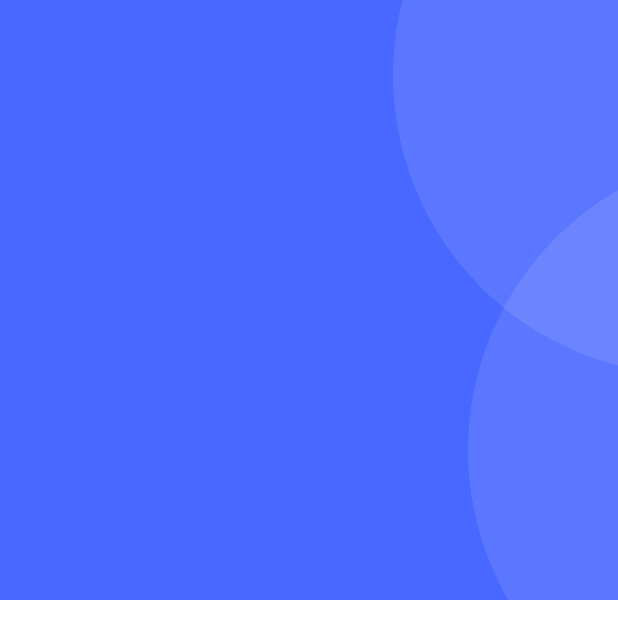
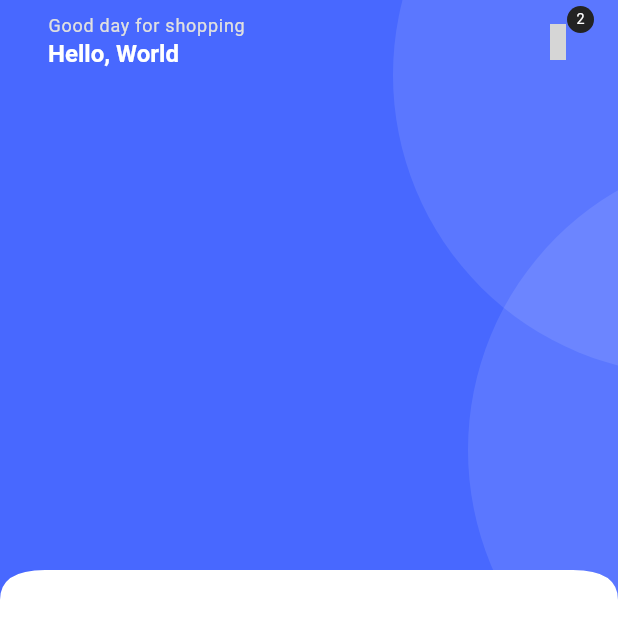
Before and after one commit to Ridhampatel23/Flutter_Ecom_app, a Flutter app: the HomeScreen screen opened directly, on a phone screen of 412 x 824 dp. Shown: the top 639 px of the screen. Run offline on Flutter 3.47's test engine with Material 3 defaults, Android fonts, the light colour scheme and no system bars; our stand-ins replace get, get_storage, iconsax, logger, smooth_page_indicator; accounts and stored records are empty; grey boxes are pictures that could not be loaded.

Commit message:
Home Screen UI (Non - Backend)

```diff
--- /dev/null
+++ b/lib/common/widgets/appbar/appbar.dart
@@ -0,0 +1,46 @@
+import 'package:ecom_store/utils/device/device_utility.dart';
+import 'package:flutter/material.dart';
+import 'package:get/get.dart';
+import 'package:get/get_core/src/get_main.dart';
+import 'package:iconsax/iconsax.dart';
+
+import '../../../utils/constants/sizes.dart';
+
+class ecomAppBar extends StatelessWidget implements PreferredSizeWidget {
+  const ecomAppBar(
+      {super.key,
+      this.title,
+      this.showBackArrow = false,
+      this.leadingIcon,
+      this.actions,
+      this.leadingOnPressed});
+
+  final Widget? title;
+  final bool showBackArrow;
+  final IconData? leadingIcon;
+  final List<Widget>? actions;
+  final VoidCallback? leadingOnPressed;
+
+  @override
+  Widget build(BuildContext context) {
+    return Padding(
+      padding: const EdgeInsets.symmetric(horizontal: ecomSizes.medium),
+      child: AppBar(
+        automaticallyImplyLeading: false,
+        leading: showBackArrow
+            ? IconButton(
+                onPressed: () => Get.back(), icon: Icon(Iconsax.arrow_left))
+            : leadingIcon != null
+                ? IconButton(
+                    onPressed: leadingOnPressed, icon: Icon(leadingIcon))
+                : null,
+        title: title,
+        actions: actions,
+      ),
+    );
+  }
+
+  @override
+  // TODO: implement preferredSize
+  Size get preferredSize => Size.fromHeight(ecomDeviceUtils.getAppBarHeight());
+}
--- /dev/null
+++ b/lib/common/widgets/custom_shapes/containers/primary_header_container.dart
@@ -0,0 +1,43 @@
+import 'package:flutter/material.dart';
+
+import '../../../../utils/constants/colors.dart';
+import '../curved_edges/curved_edges_widget.dart';
+import 'circular_container.dart';
+
+class ecomPrimaryHeaderContainer extends StatelessWidget {
+  const ecomPrimaryHeaderContainer({
+    super.key,
+    required this.child,
+  });
+
+  final Widget child;
+
+  @override
+  Widget build(BuildContext context) {
+    return ecomCurvedEdgesWidget(
+      child: Container(
+        color: ecomColors.primaryColor,
+        padding: const EdgeInsets.all(0),
+        child: SizedBox(
+          height: 400,
+          child: Stack(
+            children: [
+              ///If you keep two positioned elemets in a stack wiTHOUT ANY OTHER WIDGETS, IT IS GOING TO THROW AN ERROR.
+              Positioned(
+                  top: -150,
+                  right: -250,
+                  child: ecomCircularContainer(
+                      bgColor: ecomColors.textWhite.withOpacity(0.1))),
+              Positioned(
+                  top: 100,
+                  right: -300,
+                  child: ecomCircularContainer(
+                      bgColor: ecomColors.textWhite.withOpacity(0.1))),
+              child,
+            ],
+          ),
+        ),
+      ),
+    );
+  }
+}
--- /dev/null
+++ b/lib/common/widgets/custom_shapes/curved_edges/curved_edges.dart
@@ -0,0 +1,39 @@
+import 'package:flutter/material.dart';
+
+class ecomCustomCurvedEdges extends CustomClipper<Path>{
+  @override
+  ///Size represents the size of the children
+  ///in which we are going to use the path
+  Path getClip(Size size) {
+    var path = Path();
+    path.lineTo(0, size.height);
+
+    ///size.height points to the bottom of the child container,
+    ///we are using - 20 because we want to start the curve a little
+    ///higher than the bottom point
+    final firstCurveFirstPoint = Offset(0, size.height - 20);
+    final firsCurveSecondPoint = Offset(30, size.height - 20);
+    path.quadraticBezierTo(firstCurveFirstPoint.dx, firstCurveFirstPoint.dy, firsCurveSecondPoint.dx , firsCurveSecondPoint.dy);
+
+    //The x here has the value 0 as it starts from the last ended path
+    //which will be the lastpoint.dx
+    final secondCurveFirstPoint = Offset(0, size.height-20);
+    final secondCurveSecondPoint = Offset(size.width - 30, size.height-20);
+    path.quadraticBezierTo(secondCurveFirstPoint.dx, secondCurveFirstPoint.dy, secondCurveSecondPoint.dx, secondCurveSecondPoint.dy);
+
+    final thirdCurveFirstPoint = Offset(size.width, size.height - 20);
+    final thirdCurveSecondPoint = Offset(size.width, size.height);
+    path.quadraticBezierTo(thirdCurveFirstPoint.dx, thirdCurveFirstPoint.dy, thirdCurveSecondPoint.dx , thirdCurveSecondPoint.dy);
+
+
+    path.lineTo(size.width, 0);
+    path.close();
+
+    return path;
+  }
+
+  @override
+  bool shouldReclip(covariant CustomClipper oldClipper) {
+    return true;
+  }
+}
--- /dev/null
+++ b/lib/common/widgets/custom_shapes/curved_edges/curved_edges_widget.dart
@@ -0,0 +1,20 @@
+import 'package:flutter/material.dart';
+
+import 'curved_edges.dart';
+
+
+class ecomCurvedEdgesWidget extends StatelessWidget {
+  const ecomCurvedEdgesWidget({
+    super.key, this.child,
+  });
+
+  final Widget? child;
+
+  @override
+  Widget build(BuildContext context) {
+    return ClipPath(
+      clipper: ecomCustomCurvedEdges() ,
+      child: child,
+    );
+  }
+}
--- /dev/null
+++ b/lib/common/widgets/products/cart/cart_menu_icon.dart
@@ -0,0 +1,42 @@
+import 'package:flutter/material.dart';
+import 'package:iconsax/iconsax.dart';
+
+import '../../../../utils/constants/colors.dart';
+
+class ecomCartCounterIcon extends StatelessWidget {
+  const ecomCartCounterIcon({
+    super.key,
+    required this.onPressed,
+    required this.iconColor,
+  });
+
+  final VoidCallback onPressed;
+  final Color iconColor;
+
+  @override
+  Widget build(BuildContext context) {
+    return Stack(
+      children: [
+        IconButton(
+            onPressed: onPressed,
+            icon: Icon(Iconsax.shopping_bag, color: iconColor)),
+        Positioned(
+          right: 0,
+          child: Container(
+            width: 18,
+            height: 18,
+            decoration: BoxDecoration(
+              color: ecomColors.blackColor.withOpacity(1),
+              borderRadius: BorderRadius.circular(100),
+            ),
+            child: Center(
+              child: Text('2',
+                  style: Theme.of(context).textTheme.labelLarge!.apply(
+                      color: ecomColors.whiteColor, fontSizeFactor: 0.8)),
+            ),
+          ),
+        )
+      ],
+    );
+  }
+}
--- a/lib/features/shop/screens/home/home.dart
+++ b/lib/features/shop/screens/home/home.dart
@@ -1,33 +1,27 @@
+import 'package:ecom_store/common/widgets/appbar/appbar.dart';
 import 'package:ecom_store/utils/constants/colors.dart';
-import 'package:flutter/gestures.dart';
 import 'package:flutter/material.dart';
-
-import '../../../../common/widgets/custom_shapes/containers/circular_container.dart';
+import 'package:iconsax/iconsax.dart';
+import '../../../../common/widgets/custom_shapes/containers/primary_header_container.dart';
+import '../../../../common/widgets/products/cart/cart_menu_icon.dart';
+import 'home_appbar.dart';
 
 class HomeScreen extends StatelessWidget {
   const HomeScreen({super.key});
 
   @override
   Widget build(BuildContext context) {
-    return Scaffold(
+    return const Scaffold(
       body: SingleChildScrollView(
         child: Column(
           children: [
-            Container(
-              color: ecomColors.primaryColor,
-              padding: const EdgeInsets.all(0),
-              child: SizedBox(
-                height: 400,
-                child: Stack(
-                  children: [
-                    ///If you keep two positioned elemets in a stack wiTHOUT ANY OTHER WIDGETS, IT IS GOING TO THROW AN ERROR.
-                   Positioned(top: -150,right: -250,  child: ecomCircularContainer(bgColor: ecomColors.textWhite.withOpacity(0.1))),
-                   Positioned(top: 100, right: -300,    child: ecomCircularContainer(bgColor: ecomColors.textWhite.withOpacity(0.1))),
-
-                  ],
-                ),
+            ecomPrimaryHeaderContainer(
+              child: Column(
+                children: [
+                  ecomHomeAppBar(),
+                ],
               ),
-            )
+            ),
           ],
         ),
       ),
--- /dev/null
+++ b/lib/features/shop/screens/home/home_appbar.dart
@@ -0,0 +1,38 @@
+import 'package:flutter/material.dart';
+
+import '../../../../common/widgets/appbar/appbar.dart';
+import '../../../../common/widgets/products/cart/cart_menu_icon.dart';
+import '../../../../utils/constants/colors.dart';
+
+class ecomHomeAppBar extends StatelessWidget {
+  const ecomHomeAppBar({
+    super.key,
+  });
+
+  @override
+  Widget build(BuildContext context) {
+    return ecomAppBar(
+      title: Column(
+        crossAxisAlignment: CrossAxisAlignment.start,
+        children: [
+          Text('Good day for shopping',
+              style: Theme.of(context)
+                  .textTheme
+                  .labelMedium!
+                  .apply(color: ecomColors.greyColor)),
+          Text('Hello, World',
+              style: Theme.of(context)
+                  .textTheme
+                  .headlineSmall!
+                  .apply(color: ecomColors.whiteColor)),
+        ],
+      ),
+      actions: [
+        ecomCartCounterIcon(
+          onPressed: () {},
+          iconColor: ecomColors.whiteColor,
+        )
+      ],
+    );
+  }
+}
```
